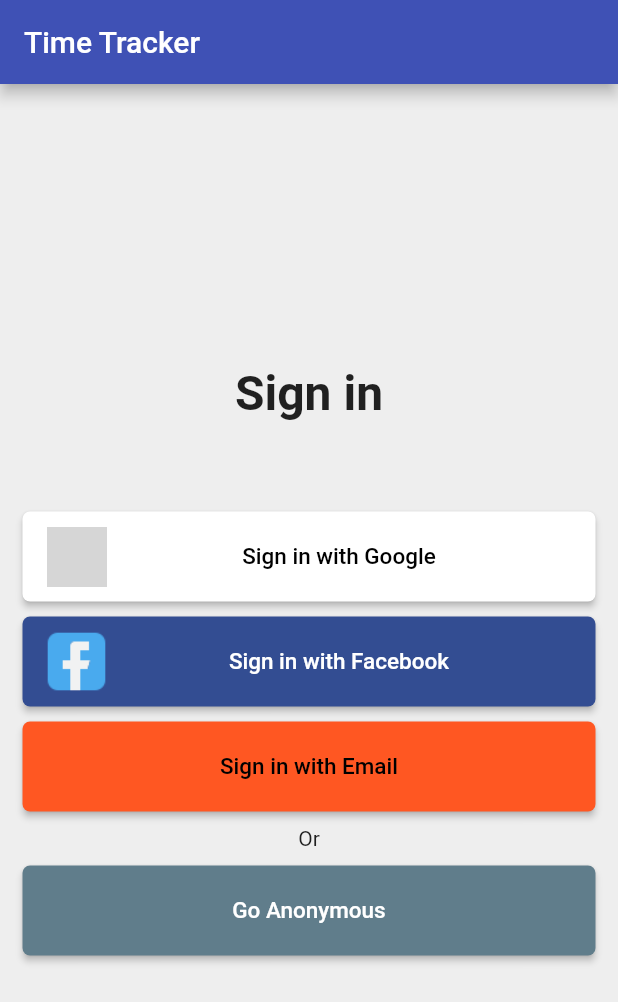
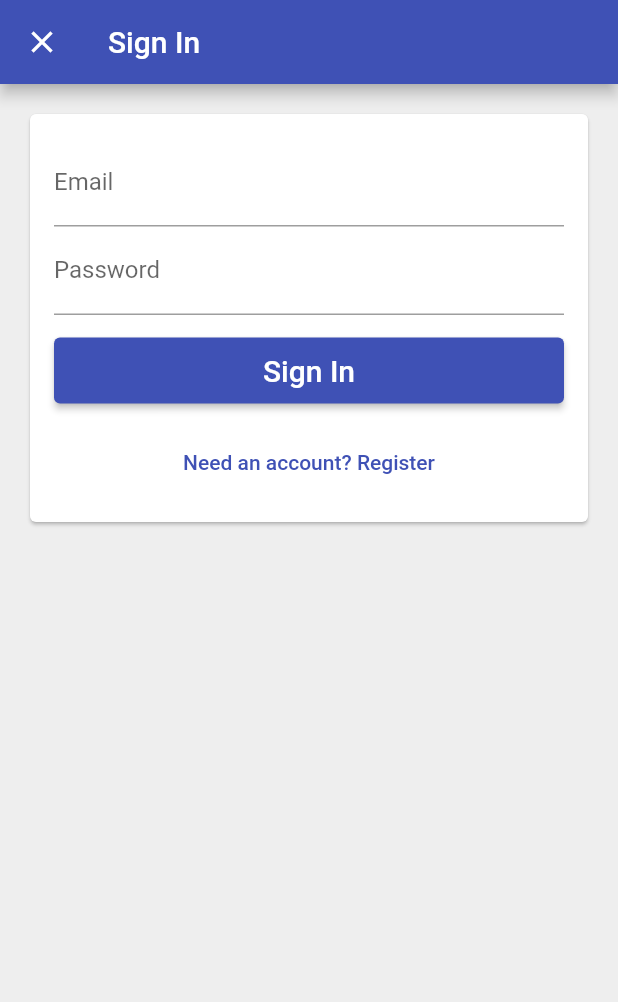
Before and after one commit to tunganh252/time_tracker_nta, a Flutter app: the screen it shows after launch, after a tap on "Sign in with Email", on a phone screen of 412 x 824 dp. Shown: the top 1002 px of the screen. Run offline on Flutter 3.47's test engine with Material 2 defaults, Android fonts, the phone set to English and light mode, and no system bars; our stand-ins replace firebase_auth, firebase_core, google_sign_in; missing offline and left inert: flutter_login_facebook; accounts and stored records are empty; grey boxes are pictures that could not be loaded.

Commit message:
[coding] - form signIn + register

```diff
--- /dev/null
+++ b/lib/app/sign_in/email_sign_in_form.dart
@@ -0,0 +1,70 @@
+import 'package:flutter/material.dart';
+import 'package:test_01/common_widgets/form_submit_button.dart';
+
+enum EmailSignInFormType { signIn, register }
+
+class EmailSignInform extends StatefulWidget {
+  @override
+  _EmailSignInformState createState() => _EmailSignInformState();
+}
+
+class _EmailSignInformState extends State<EmailSignInform> {
+  final TextEditingController _emailController = TextEditingController();
+
+  final TextEditingController _passwordController = TextEditingController();
+
+  EmailSignInFormType _formType = EmailSignInFormType.signIn;
+
+  void _submitButton() {
+    /// TODO: print email and password
+    print(
+        'email: ${_emailController.text} and password: ${_passwordController.text}');
+  }
+
+  void _toggleFormType() {
+    setState(() {
+      _formType = _formType == EmailSignInFormType.signIn
+          ? EmailSignInFormType.register
+          : EmailSignInFormType.signIn;
+    });
+    _emailController.clear();
+    _passwordController.clear();
+  }
+
+  List<Widget> _buildChildren() {
+    final primaryText = _formType == EmailSignInFormType.signIn
+        ? "Sign In"
+        : "Create an account";
+    final secondaryText = _formType == EmailSignInFormType.signIn
+        ? "Need an account? Register"
+        : "Have an account? Sign In";
+
+    return [
+      TextField(
+        controller: _emailController,
+        decoration: InputDecoration(
+            labelText: "Email", hintText: "tunganh252@gmail.com"),
+      ),
+      TextField(
+          controller: _passwordController,
+          decoration: InputDecoration(labelText: "Password"),
+          obscureText: true),
+      SizedBox(height: 15),
+      FormSubmitButton(text: primaryText, onPressed: _submitButton),
+      SizedBox(height: 15),
+      TextButton(onPressed: _toggleFormType, child: Text(secondaryText))
+    ];
+  }
+
+  @override
+  Widget build(BuildContext context) {
+    return Padding(
+      padding: const EdgeInsets.all(16.0),
+      child: Column(
+        crossAxisAlignment: CrossAxisAlignment.stretch,
+        mainAxisSize: MainAxisSize.min,
+        children: _buildChildren(),
+      ),
+    );
+  }
+}
--- /dev/null
+++ b/lib/app/sign_in/email_sign_in_page.dart
@@ -0,0 +1,23 @@
+import 'package:flutter/material.dart';
+import 'package:test_01/app/sign_in/email_sign_in_form.dart';
+
+class EmailSignInPage extends StatelessWidget {
+  const EmailSignInPage({Key? key}) : super(key: key);
+
+  @override
+  Widget build(BuildContext context) {
+    return Scaffold(
+      appBar: AppBar(
+        title: Text("Sign In"),
+        elevation: 4.0,
+      ),
+      body: Padding(
+        padding: const EdgeInsets.all(16.0),
+        child: Card(
+          child: EmailSignInform(),
+        ),
+      ),
+      backgroundColor: Colors.grey[200],
+    );
+  }
+}
--- a/lib/app/sign_in/sign_in_button.dart
+++ b/lib/app/sign_in/sign_in_button.dart
@@ -1,15 +1,15 @@
 import 'package:flutter/material.dart';
-import 'package:test_01/custom_elevated_button.dart';
+import 'package:test_01/common_widgets/custom_elevated_button.dart';
 
 class SignInButton extends CustomElevatedButton {
   SignInButton({
-    @required onPressed,
-    @required text,
+    required VoidCallback onPressed,
+    required text,
     Color color = Colors.black,
     Color textColor = Colors.purpleAccent,
     double heightBtn = 50,
   })  : assert(text != null),
-         super(
+        super(
             onPressed: onPressed,
             child:
                 Text(text, style: TextStyle(color: textColor, fontSize: 15.0)),
--- a/lib/app/sign_in/sign_in_page.dart
+++ b/lib/app/sign_in/sign_in_page.dart
@@ -1,5 +1,6 @@
 import 'package:flutter/material.dart';
 import 'package:flutter/rendering.dart';
+import 'package:test_01/app/sign_in/email_sign_in_page.dart';
 import 'package:test_01/app/sign_in/sign_in_button.dart';
 import 'package:test_01/app/sign_in/social_sign_in_button.dart';
 import 'package:test_01/services/auth.dart';
@@ -33,6 +34,15 @@ class SignInPage extends StatelessWidget {
     }
   }
 
+  void _signInWithEmail(BuildContext context) {
+    /// TODO: function navigate to EmailSignInPage
+    Navigator.of(context).push(MaterialPageRoute<void>(
+      builder: (context) => EmailSignInPage(),
+      fullscreenDialog: true,
+
+    ));
+  }
+
   @override
   Widget build(BuildContext context) {
     return Scaffold(
@@ -40,12 +50,12 @@ class SignInPage extends StatelessWidget {
         title: Text("Time Tracker"),
         elevation: 4.0,
       ),
-      body: _buildContent(),
+      body: _buildContent(context),
       backgroundColor: Colors.grey[200],
     );
   }
 
-  Widget _buildContent() {
+  Widget _buildContent(BuildContext context) {
     return Padding(
       padding: EdgeInsets.all(15.0),
       child: Column(
@@ -83,7 +93,7 @@ class SignInPage extends StatelessWidget {
             height: 10.0,
           ),
           SignInButton(
-            onPressed: () {},
+            onPressed: () => _signInWithEmail(context),
             text: "Sign in with Email",
             color: Colors.deepOrange,
             textColor: Colors.black,
--- a/lib/app/sign_in/social_sign_in_button.dart
+++ b/lib/app/sign_in/social_sign_in_button.dart
@@ -1,14 +1,14 @@
 import 'package:flutter/material.dart';
-import 'package:test_01/custom_elevated_button.dart';
+import 'package:test_01/common_widgets/custom_elevated_button.dart';
 
 class SocialSignInButton extends CustomElevatedButton {
   SocialSignInButton({
-    @required onPressed,
+    required VoidCallback onPressed,
     String text = "hello",
     Color color = Colors.black,
     Color textColor = Colors.purpleAccent,
     double heightBtn = 50,
-    @required pathImage,
+    required pathImage,
   })  : assert(pathImage != null),
         super(
             onPressed: onPressed,
--- a/lib/custom_elevated_button.dart
+++ b/lib/common_widgets/custom_elevated_button.dart
@@ -7,7 +7,7 @@ class CustomElevatedButton extends StatelessWidget {
     this.color = Colors.purpleAccent,
     this.borderRadius = 15.0,
     this.height = 50.0,
-    @required this.onPressed,
+    required this.onPressed,
   }) : super(key: key);
 
   final Widget child;
--- /dev/null
+++ b/lib/common_widgets/form_submit_button.dart
@@ -0,0 +1,17 @@
+import 'package:flutter/material.dart';
+import 'package:test_01/common_widgets/custom_elevated_button.dart';
+
+class FormSubmitButton extends CustomElevatedButton {
+  FormSubmitButton({
+    required String text,
+    required VoidCallback  onPressed,
+  }) : super(
+            child: Text(
+              text,
+              style: TextStyle(color: Colors.white, fontSize: 20.0),
+            ),
+            height: 44.0,
+            color: Colors.indigo  ,
+            borderRadius: 4.0,
+            onPressed: onPressed);
+}
--- a/lib/main.dart
+++ b/lib/main.dart
@@ -3,7 +3,7 @@ import 'package:flutter/material.dart';
 import 'package:test_01/app/landing_page.dart';
 import 'package:test_01/services/auth.dart';
 
-void main() async{
+Future<void> main() async{
   runApp(MyApp());
   await Firebase.initializeApp();
 }
```
